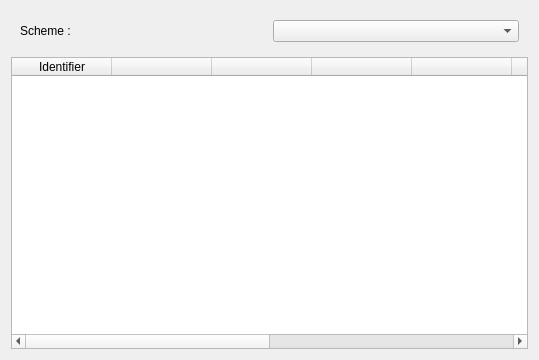
Qt form qcodeedit/lib/widgets/formatconfig.ui (svn2github/texstudio-trunk) before a commit.
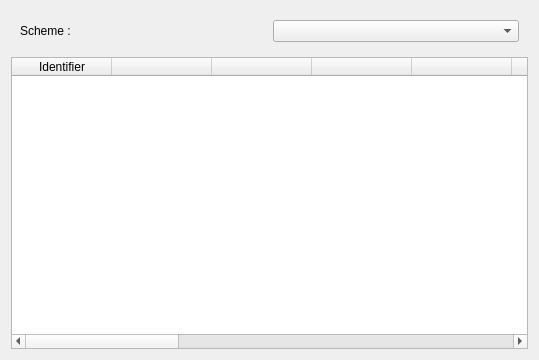
The same form after that commit.

Patch:
```diff
--- a/qcodeedit/lib/widgets/formatconfig.ui
+++ b/qcodeedit/lib/widgets/formatconfig.ui
@@ -55,6 +55,9 @@
      <property name="selectionBehavior" >
       <enum>QAbstractItemView::SelectRows</enum>
      </property>
+     <property name="columnCount">
+      <number>16</number>
+     </property>
      <column>
       <property name="text" >
        <string>Identifier</string>
@@ -76,8 +79,8 @@
       </property>
      </column>
      <column>
-      <property name="text" >
-       <string> </string>
+      <property name="text">
+       <string/>
       </property>
      </column>
      <column>
@@ -86,8 +89,8 @@
       </property>
      </column>
      <column>
-      <property name="text" >
-       <string> </string>
+      <property name="text">
+       <string/>
       </property>
      </column>
      <column>
@@ -105,6 +108,24 @@
        <string/>
       </property>
      </column>
+     <column>
+      <property name="text">
+       <string/>
+      </property>
+     </column>
+     <column>
+      <property name="text">
+       <string/>
+      </property>
+     </column>
+     <column>
+      <property name="text">
+       <string/>
+      </property>
+     </column>
+     <column/>
+     <column/>
+     <column/>
     </widget>
    </item>
   </layout>
```
Left out of the diff: 59 changed lines with no effect on the pictures.
